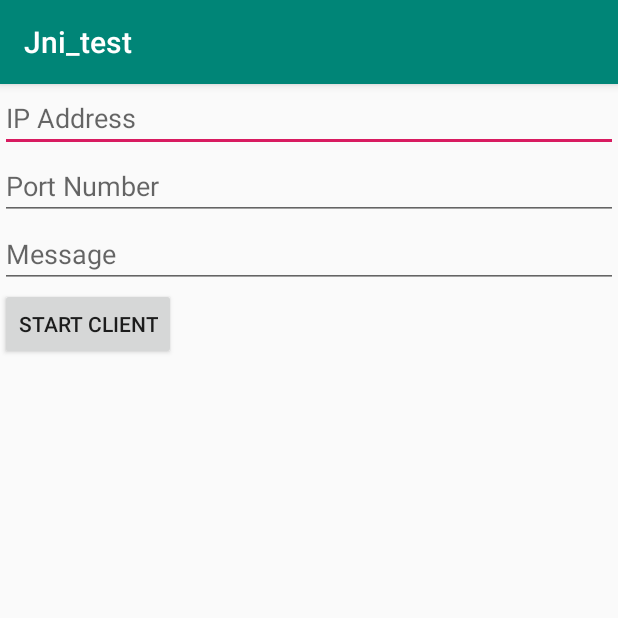
After one commit to jigangzhang/jni_test, an Android app: the EchoClientActivity screen opened directly, with no data from a screen before it, on a phone screen of 412 x 824 dp, the top half of it. The commit adds this screen. Run offline under Robolectric (Android 15) with nearby library versions, the phone set to English and light mode, and no system bars.

Commit message:
TCP连接及信息传输；

```diff
--- a/app/src/main/cpp/CMakeLists.txt
+++ b/app/src/main/cpp/CMakeLists.txt
@@ -62,5 +62,5 @@ target_link_libraries( # Specifies the target library.  指定目标library
         ${log-lib})
 
 #添加子目录,将会调用子目录中的CMakeLists.txt, 生成多个 so库
-#ADD_SUBDIRECTORY(one)
+ADD_SUBDIRECTORY(echo)
 #ADD_SUBDIRECTORY(two)
--- a/app/src/main/java/com/god/seep/jni_test/MainActivity.kt
+++ b/app/src/main/java/com/god/seep/jni_test/MainActivity.kt
@@ -8,6 +8,8 @@ import androidx.appcompat.app.AppCompatActivity
 import android.os.Bundle
 import android.util.Log
 import androidx.annotation.RequiresApi
+import com.god.seep.jni_test.socket.EchoClientActivity
+import com.god.seep.jni_test.socket.EchoServerActivity
 import kotlinx.android.synthetic.main.activity_main.*
 
 class MainActivity : AppCompatActivity() {
@@ -25,6 +27,8 @@ class MainActivity : AppCompatActivity() {
         sample_text.text = stringFromJNI("test -- ")
         Log.e("tag", "uid -- ${Unix.getuid()}")
         settings.setOnClickListener { startActivity(Intent(this, ThreadActivity::class.java)) }
+        echo.setOnClickListener { startActivity(Intent(this, EchoServerActivity::class.java)) }
+        client.setOnClickListener { startActivity(Intent(this, EchoClientActivity::class.java)) }
     }
 
     fun testA(): String {
--- /dev/null
+++ b/app/src/main/java/com/god/seep/jni_test/socket/BaseEchoActivity.kt
@@ -0,0 +1,88 @@
+package com.god.seep.jni_test.socket
+
+import android.os.Bundle
+import android.os.Handler
+import android.text.TextUtils
+import android.view.View
+import android.widget.Button
+import android.widget.EditText
+import android.widget.TextView
+import androidx.annotation.LayoutRes
+import androidx.appcompat.app.AppCompatActivity
+import androidx.core.widget.NestedScrollView
+
+abstract class BaseEchoActivity : AppCompatActivity() {
+    lateinit var logView: TextView
+    lateinit var logScroll: NestedScrollView
+    lateinit var startButton: Button
+    lateinit var portEdit: EditText
+
+    override fun onCreate(savedInstanceState: Bundle?) {
+        super.onCreate(savedInstanceState)
+        setContentView(getLayoutId())
+        initView()
+        startButton.setOnClickListener {
+            onStartButtonClicked()
+        }
+    }
+
+    @LayoutRes
+    abstract fun getLayoutId(): Int
+
+    abstract fun initView()
+
+    abstract fun onStartButtonClicked()
+
+    fun getPort(): Int {
+        return if (TextUtils.isEmpty(portEdit.text))
+            0
+        else
+            portEdit.text.toString().toInt()
+    }
+
+    fun logMessage(message: String) {
+        runOnUiThread { logMessageDirect(message) }
+    }
+
+    /**
+     *记录消息
+     */
+    fun logMessageDirect(message: String) {
+        logView.append(message)
+        logView.append("\n")
+        logScroll.fullScroll(View.FOCUS_DOWN)
+    }
+
+    companion object {
+        init {
+            System.loadLibrary("echo-lib")
+        }
+    }
+
+    abstract inner class AbsEchoTask : Thread() {
+
+        private var handler: Handler = Handler()//UI线程中执行的，是 mainHandler
+
+        private fun onPreExecute() {
+            startButton.isEnabled = false
+            logView.text = ""
+        }
+
+        override fun start() {
+            onPreExecute()
+            super.start()
+        }
+
+        override fun run() {
+            super.run()
+            onBackground()
+            handler.post { onPostExecute() }
+        }
+
+        abstract fun onBackground()
+
+        private fun onPostExecute() {
+            startButton.isEnabled = true
+        }
+    }
+}
--- /dev/null
+++ b/app/src/main/java/com/god/seep/jni_test/socket/EchoClientActivity.kt
@@ -0,0 +1,36 @@
+package com.god.seep.jni_test.socket
+
+import com.god.seep.jni_test.R
+import kotlinx.android.synthetic.main.activity_echo_client.*
+
+class EchoClientActivity : BaseEchoActivity() {
+    override fun getLayoutId(): Int {
+        return R.layout.activity_echo_client
+    }
+
+    override fun initView() {
+        logView = log_view
+        logScroll = log_scroll
+        startButton = start_button
+        portEdit = port_edit
+    }
+
+    override fun onStartButtonClicked() {
+        val ip = ip_edit.text.toString()
+        val port = getPort()
+        val msg = message_edit.text.toString()
+        if (ip.isNotEmpty() && msg.isNotEmpty()) {
+            ClientTask(ip, port, msg).start()
+        }
+    }
+
+    private external fun nativeStartTcpClient(ip: String, port: Int, msg: String)
+
+    private inner class ClientTask(val ip: String, val port: Int, val msg: String) : AbsEchoTask() {
+        override fun onBackground() {
+            logMessage("Starting client.")
+            nativeStartTcpClient(ip, port, msg)
+            logMessage("Client terminated.")
+        }
+    }
+}
--- /dev/null
+++ b/app/src/main/res/layout/activity_echo_client.xml
@@ -0,0 +1,54 @@
+<?xml version="1.0" encoding="utf-8"?>
+<androidx.constraintlayout.widget.ConstraintLayout
+        xmlns:android="http://schemas.android.com/apk/res/android"
+        xmlns:tools="http://schemas.android.com/tools"
+        xmlns:app="http://schemas.android.com/apk/res-auto"
+        android:layout_width="match_parent"
+        android:layout_height="match_parent"
+        tools:context=".socket.EchoClientActivity">
+
+    <EditText
+            android:id="@+id/ip_edit"
+            android:layout_width="match_parent"
+            android:layout_height="wrap_content"
+            android:hint="@string/ip_edit"
+            app:layout_constraintTop_toTopOf="parent">
+        <requestFocus/>
+    </EditText>
+
+    <EditText
+            android:id="@+id/port_edit"
+            android:layout_width="match_parent"
+            android:layout_height="wrap_content"
+            android:hint="@string/port_edit"
+            android:inputType="number"
+            app:layout_constraintTop_toBottomOf="@+id/ip_edit"/>
+
+    <EditText
+            android:id="@+id/message_edit"
+            android:layout_width="match_parent"
+            android:layout_height="wrap_content"
+            android:hint="@string/message_edit"
+            app:layout_constraintTop_toBottomOf="@+id/port_edit"/>
+
+    <Button
+            android:id="@+id/start_button"
+            android:layout_width="wrap_content"
+            android:layout_height="wrap_content"
+            android:text="@string/start_client_button"
+            app:layout_constraintLeft_toLeftOf="parent"
+            app:layout_constraintTop_toBottomOf="@+id/message_edit"/>
+
+    <androidx.core.widget.NestedScrollView
+            android:id="@+id/log_scroll"
+            android:layout_width="match_parent"
+            android:layout_height="0dp"
+            app:layout_constraintTop_toBottomOf="@+id/start_button"
+            app:layout_constraintVertical_weight="1">
+
+        <TextView
+                android:id="@+id/log_view"
+                android:layout_width="match_parent"
+                android:layout_height="wrap_content"/>
+    </androidx.core.widget.NestedScrollView>
+</androidx.constraintlayout.widget.ConstraintLayout>
--- a/app/src/main/res/values/strings.xml
+++ b/app/src/main/res/values/strings.xml
@@ -2,8 +2,21 @@
     <string name="app_name">Jni_test</string>
 
     <string name="menu_settings">Settings</string>
+    <string name="menu_echo">Echo</string>
+    <string name="menu_client">Client</string>
     <string name="title">Threads</string>
     <string name="threads_edit">Thread Count</string>
     <string name="iterations_edit">Iteration Count</string>
     <string name="start_button">Start Threads</string>
+
+    <string name="title_server">Echo Server</string>
+    <string name="port_edit">Port Number</string>
+    <string name="start_server_button">Start Server</string>
+    <string name="title_client">Echo Client</string>
+    <string name="ip_edit">IP Address</string>
+    <string name="start_client_button">Start Client</string>
+    <string name="send_button">Send</string>
+    <string name="message_edit">Message</string>
+    <string name="title_local_echo">Local Echo</string>
+    <string name="local_port_edit">Port Name</string>
 </resources>
```
Also changed, not shown: app/src/main/AndroidManifest.xml (+6 -2 lines), app/src/main/cpp/echo/CMakeLists.txt (added, +16 -0 lines), app/src/main/java/com/god/seep/jni_test/socket/EchoServerActivity.kt (added, +36 -0 lines), app/src/main/res/layout/activity_echo_server.xml (added, +46 -0 lines), app/src/main/res/layout/activity_main.xml (+18 -0 lines), 5 other files.
